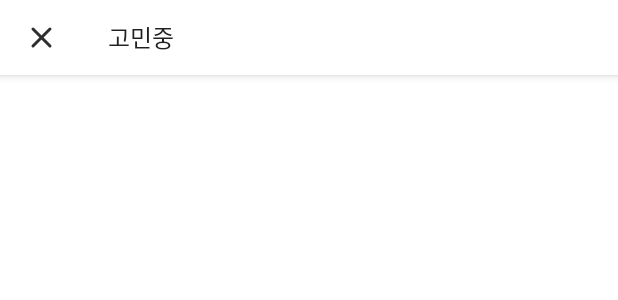
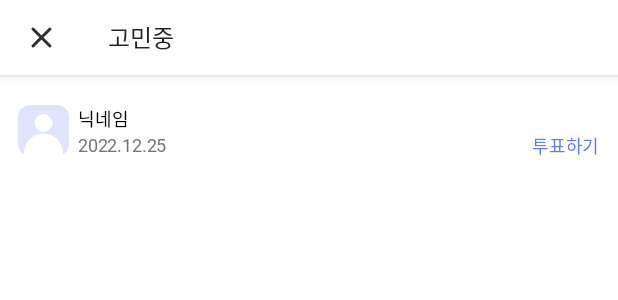
Before and after one commit to TeamHARA/HARA_AOS, an Android app: the layout activity_detail.xml on its own in the app's theme, with its tools: preview values and no code run, on a phone screen of 412 x 824 dp. Shown: the top 300 px of the screen. Run offline under Robolectric (Android 15) with nearby library versions, the phone set to English and light mode, and no system bars.

Commit message:
[Ui] Compose detail top view

```diff
--- /dev/null
+++ b/app/src/main/res/drawable/ic_profile.xml
@@ -0,0 +1,21 @@
+<vector xmlns:android="http://schemas.android.com/apk/res/android"
+    android:width="34dp"
+    android:height="34dp"
+    android:viewportWidth="34"
+    android:viewportHeight="34">
+  <group>
+    <clip-path
+        android:pathData="M0,0h34v34H0z"/>
+    <path
+        android:pathData="M8,0L26,0A8,8 0,0 1,34 8L34,26A8,8 0,0 1,26 34L8,34A8,8 0,0 1,0 26L0,8A8,8 0,0 1,8 0z"
+        android:fillColor="#6379F1"
+        android:fillAlpha="0.2"/>
+    <path
+        android:pathData="M17,12m-6,0a6,6 0,1 1,12 0a6,6 0,1 1,-12 0"
+        android:fillColor="#fff"/>
+    <path
+        android:pathData="M29.966,32.95A7.964,7.964 0,0 1,26 34H8a7.964,7.964 0,0 1,-3.966 -1.05C4.012,32.635 4,32.32 4,32c0,-7.18 5.82,-13 13,-13s13,5.82 13,13c0,0.32 -0.012,0.636 -0.034,0.95z"
+        android:fillColor="#fff"
+        android:fillType="evenOdd"/>
+  </group>
+</vector>
--- a/app/src/main/res/layout/activity_detail.xml
+++ b/app/src/main/res/layout/activity_detail.xml
@@ -11,20 +11,67 @@
         android:layout_height="match_parent">
 
         <com.google.android.material.appbar.AppBarLayout
+            android:id="@+id/appBarLayout"
             android:layout_width="match_parent"
-            android:layout_height="@dimen/home_appbar_height">
+            android:layout_height="@dimen/home_appbar_height"
+            app:layout_constraintEnd_toEndOf="parent"
+            app:layout_constraintStart_toStartOf="parent"
+            app:layout_constraintTop_toTopOf="parent">
 
             <com.google.android.material.appbar.MaterialToolbar
+                android:id="@+id/appbar_detail"
                 android:layout_width="match_parent"
                 android:layout_height="match_parent"
+                android:background="@color/white"
+                app:navigationIcon="@drawable/ic_close"
                 app:title="@string/worring"
-                app:contentInsetEndWithActions="@string"
-                app:titleTextAppearance="@style/hara_heading1_sb16"
-                android:background="@color/white"
-                app:navigationIcon="@drawable/ic_close" />
-
+                app:titleTextAppearance="@style/hara_heading1_sb16" />
 
         </com.google.android.material.appbar.AppBarLayout>
 
+        <ImageView
+            android:id="@+id/iv_detail_profile"
+            android:layout_width="wrap_content"
+            android:layout_height="wrap_content"
+            android:layout_marginHorizontal="@dimen/appbase_margin_space"
+            android:layout_marginTop="20dp"
+            android:src="@drawable/ic_profile"
+            app:layout_constraintStart_toStartOf="parent"
+            app:layout_constraintTop_toBottomOf="@+id/appBarLayout" />
+
+        <TextView
+            android:id="@+id/tv_detail_nickname"
+            android:layout_width="wrap_content"
+            android:layout_height="wrap_content"
+            android:layout_marginStart="6dp"
+            android:text="@string/nickname"
+            android:textAppearance="@style/hara_sub1_sb12"
+            app:layout_constraintStart_toEndOf="@+id/iv_detail_profile"
+            app:layout_constraintTop_toTopOf="@+id/iv_detail_profile" />
+
+        <TextView
+            android:id="@+id/tv_detail_data"
+            android:layout_width="wrap_content"
+            android:layout_height="wrap_content"
+            android:layout_marginStart="6dp"
+            android:text="@string/dummy_date"
+            android:textAppearance="@style/hara_sub3_r12"
+            android:textColor="@color/gray_2"
+            app:layout_constraintBottom_toBottomOf="@+id/iv_detail_profile"
+            app:layout_constraintStart_toEndOf="@+id/iv_detail_profile" />
+
+        <TextView
+            android:id="@+id/tv_detail_category"
+            android:layout_width="wrap_content"
+            android:layout_height="wrap_content"
+            android:layout_marginEnd="12dp"
+            android:text="@string/vote"
+            android:textAppearance="@style/hara_sub2_m12"
+            android:textColor="@color/blue_1"
+            app:layout_constraintBottom_toBottomOf="@+id/tv_detail_data"
+            app:layout_constraintEnd_toEndOf="parent"
+            app:layout_constraintTop_toTopOf="@+id/tv_detail_data" />
+
+
     </androidx.constraintlayout.widget.ConstraintLayout>
 </layout>
--- a/app/src/main/res/values/dimens.xml
+++ b/app/src/main/res/values/dimens.xml
@@ -3,5 +3,6 @@
     <dimen name="home_appbar_height">50dp</dimen>
     <dimen name="home_bottom_nav_height">86dp</dimen>
     <dimen name="home_bottom_appbar_height">58dp</dimen>
+    <dimen name="appbase_margin_space">12dp</dimen>
 
 </resources>
--- a/app/src/main/res/values/strings.xml
+++ b/app/src/main/res/values/strings.xml
@@ -4,6 +4,8 @@
     <string name="storage">보관함</string>
     <string name="worring">고민중</string>
     <string name="delete">삭제</string>
+    <string name="nickname">닉네임</string>
+    <string name="dummy_date">2022.12.25</string>
     <!-- TODO: Remove or change this placeholder text -->
     <string name="hello_blank_fragment">Hello blank fragment</string>
 
```
